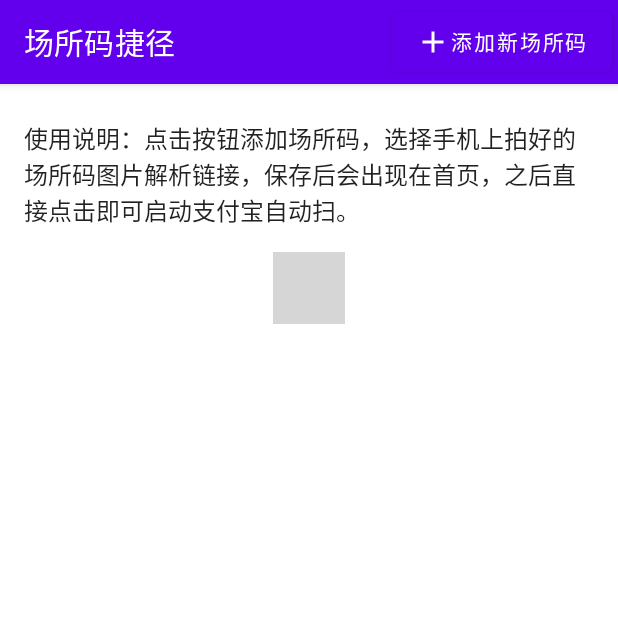
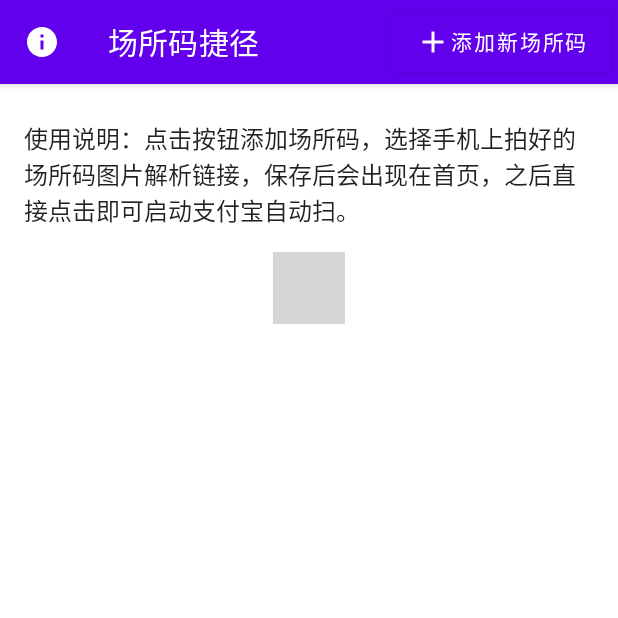
Before and after one commit to zhufree/QuickLocationScan, an Android app built with Jetpack Compose: the HomeScreen screen opened through its navigation route, on a phone screen of 412 x 824 dp, the top half of it. Run offline under Robolectric (Android 15) with nearby library versions, the phone set to English and light mode, and no system bars; 1 statement that could not run was skipped; grey boxes are pictures that could not be loaded.

Commit message:
:rocket: add info page, upgrade version

```diff
--- a/app/build.gradle
+++ b/app/build.gradle
@@ -10,8 +10,8 @@ android {
         applicationId "eth.zhufree.quicklocationscan"
         minSdk 23
         targetSdk 32
-        versionCode 1
-        versionName "1.0"
+        versionCode 2
+        versionName "1.0.0"
 
         testInstrumentationRunner "androidx.test.runner.AndroidJUnitRunner"
         vectorDrawables {
--- a/app/src/main/AndroidManifest.xml
+++ b/app/src/main/AndroidManifest.xml
@@ -1,7 +1,7 @@
 <?xml version="1.0" encoding="utf-8"?>
 <manifest xmlns:android="http://schemas.android.com/apk/res/android"
     package="eth.zhufree.quicklocationscan">
-
+    <uses-permission android:name="android.permission.INTERNET" />
     <application
         android:name=".ScanApplication"
         android:allowBackup="true"
--- a/app/src/main/java/eth/zhufree/quicklocationscan/HomeScreen.kt
+++ b/app/src/main/java/eth/zhufree/quicklocationscan/HomeScreen.kt
@@ -11,20 +11,23 @@ import androidx.compose.foundation.shape.RoundedCornerShape
 import androidx.compose.material.*
 import androidx.compose.material.icons.Icons
 import androidx.compose.material.icons.filled.Add
+import androidx.compose.material.icons.filled.Info
 import androidx.compose.runtime.Composable
 import androidx.compose.runtime.mutableStateOf
 import androidx.compose.runtime.remember
 import androidx.compose.ui.Alignment
 import androidx.compose.ui.Modifier
 import androidx.compose.ui.graphics.Color
+import androidx.compose.ui.res.painterResource
 import androidx.compose.ui.unit.dp
 import androidx.compose.ui.unit.sp
 
 
-
 @OptIn(ExperimentalFoundationApi::class)
 @Composable
-fun HomeScreen(navigateToAddCode: (location: String?) -> Unit, scanQrCode: (location: String)->Unit) {
+fun HomeScreen(navigateToAddCode: (location: String?) -> Unit,
+               navigateToAbout: () -> Unit,
+               scanQrCode: (location: String)->Unit) {
     val scaffoldState = rememberScaffoldState(rememberDrawerState(DrawerValue.Open))
     var allLocations = PreferenceUtil.getStringValue("locations").split(",").filter { i -> i.isNotBlank() }
     val openDialog = remember { mutableStateOf(false) }
@@ -41,6 +44,19 @@ fun HomeScreen(navigateToAddCode: (location: String?) -> Unit, scanQrCode: (loca
             TopAppBar(
                 title = { Text("场所码捷径", color = MaterialTheme.colors.surface) },
                 backgroundColor = MaterialTheme.colors.primary,
+                navigationIcon = {
+                    IconButton(
+                        onClick = {
+                            navigateToAbout()
+                        }
+                    ) {
+                        Icon(
+                            Icons.Default.Info,
+                            contentDescription = "Info",
+                            tint = MaterialTheme.colors.surface
+                        )
+                    }
+                },
                 actions = {
                     Button(
                         onClick = {
--- a/app/src/main/java/eth/zhufree/quicklocationscan/MainActivity.kt
+++ b/app/src/main/java/eth/zhufree/quicklocationscan/MainActivity.kt
@@ -61,15 +61,17 @@ class MainActivity : ComponentActivity() {
                     modifier = Modifier.fillMaxSize(),
                     color = MaterialTheme.colors.background
                 ) {
-                    ScanApp(choosePhotoIntent, imageUri, qrUrl) {
-                        alipayScan(it)
+                    ScanApp(choosePhotoIntent, imageUri, qrUrl, {
+                        startIntent(it)
+                    }) {
+                        startIntent(it)
                     }
                 }
             }
         }
     }
 
-    private fun alipayScan(url: String) {
+    private fun startIntent(url: String) {
         val uri = Uri.parse(url)
         val intent = Intent(Intent.ACTION_VIEW, uri)
         startActivity(intent)
@@ -80,7 +82,8 @@ class MainActivity : ComponentActivity() {
 fun ScanApp(intent: ActivityResultLauncher<Array<String>>,
             imageUri: MutableState<Uri?>,
             qrUrl: MutableState<String>,
-            scanQr: (url: String)->Unit
+            scanQr: (url: String)->Unit,
+            goUrl: (url: String)->Unit
 ) {
     val navController = rememberNavController()
 
@@ -90,6 +93,8 @@ fun ScanApp(intent: ActivityResultLauncher<Array<String>>,
                 qrUrl.value = ""
                 imageUri.value = null
                 navController.navigate("addNewCode/${it}")
+            },  {
+                navController.navigate("about")
             }, {
                 scanQr(PreferenceUtil.getStringValue(it))
             })
@@ -99,5 +104,12 @@ fun ScanApp(intent: ActivityResultLauncher<Array<String>>,
                 navController.popBackStack()
             }
         }
+        composable("about"){
+            AboutScreen( {
+                navController.popBackStack()
+            }, {
+                goUrl(it)
+            })
+        }
     }
 }
--- a/app/src/main/java/eth/zhufree/quicklocationscan/PreferenceUtil.kt
+++ b/app/src/main/java/eth/zhufree/quicklocationscan/PreferenceUtil.kt
@@ -19,11 +19,6 @@ object PreferenceUtil {
     }
 
     /**
-     * -------------------数据初始化----------------------
-     */
-
-
-    /**
      * 工具方法
      */
 
```
Also changed, not shown: app/src/main/java/eth/zhufree/quicklocationscan/AboutScreen.kt (added, +141 -0 lines), 1 other file.
